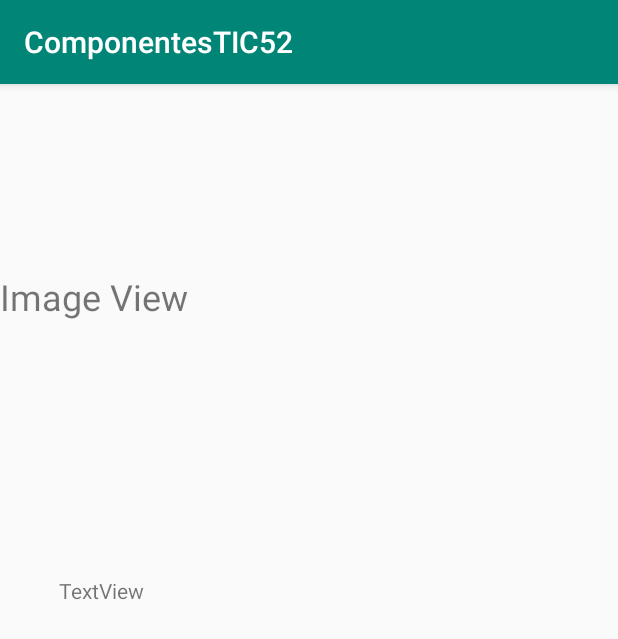
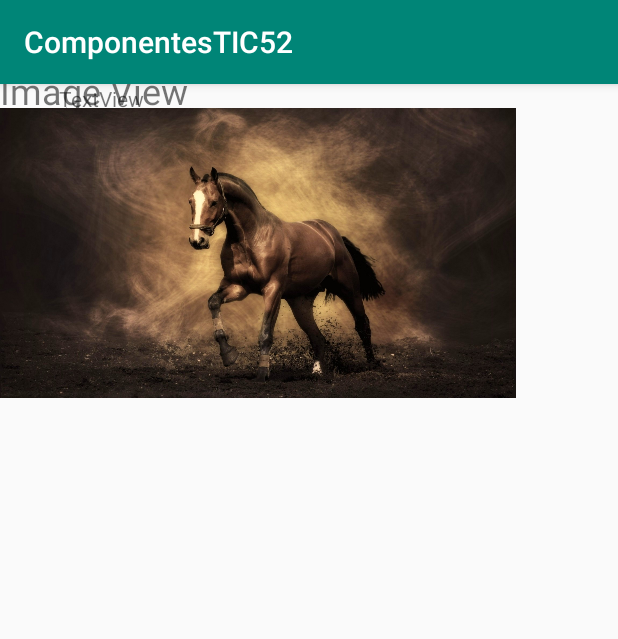
Before and after one commit to salvadorhmutec/componentes_android_tic52, an Android app: the Activity_image_view screen opened directly, with no data from a screen before it, on a phone screen of 412 x 824 dp. Shown: the top 639 px of the screen. Run offline under Robolectric (Android 15) with nearby library versions, the phone set to English and light mode, and no system bars.

Commit message:
image view

```diff
--- a/app/src/main/res/layout/activity_image_view.xml
+++ b/app/src/main/res/layout/activity_image_view.xml
@@ -26,22 +26,20 @@
         android:layout_height="146dp"
         android:layout_marginStart="8dp"
         android:layout_marginEnd="8dp"
-        android:layout_marginBottom="28dp"
         android:text="TextView"
-        app:layout_constraintBottom_toTopOf="@+id/imageView3"
         app:layout_constraintEnd_toEndOf="parent"
         app:layout_constraintStart_toStartOf="parent"
         tools:ignore="MissingConstraints"
+        tools:layout_editor_absoluteY="71dp"
         tools:text="El control ImageView permite mostrar imágenes en la aplicación. La propiedad más interesante es android:src, que permite indicar la imagen a mostrar. Nuevamente, lo normal será indicar como origen de la imagen el identificador de un recurso de nuestra carpeta /res/drawable, por ejemplo android:src=”@drawable/unaimagen”." />
 
     <ImageView
-        android:id="@+id/imageView3"
-        android:layout_width="335dp"
-        android:layout_height="222dp"
-        android:layout_marginBottom="44dp"
-        app:layout_constraintBottom_toBottomOf="parent"
-        tools:ignore="MissingConstraints"
+        android:id="@+id/imageView"
+        android:layout_width="344dp"
+        android:layout_height="225dp"
+        app:srcCompat="@drawable/horse"
         tools:layout_editor_absoluteX="24dp"
-        tools:srcCompat="@tools:sample/backgrounds/scenic[15]" />
+        tools:layout_editor_absoluteY="251dp"
+        tools:ignore="MissingConstraints" />
 
 </android.support.constraint.ConstraintLayout>
```
Also changed, not shown: app/src/main/res/drawable/horse.jpg (added).
